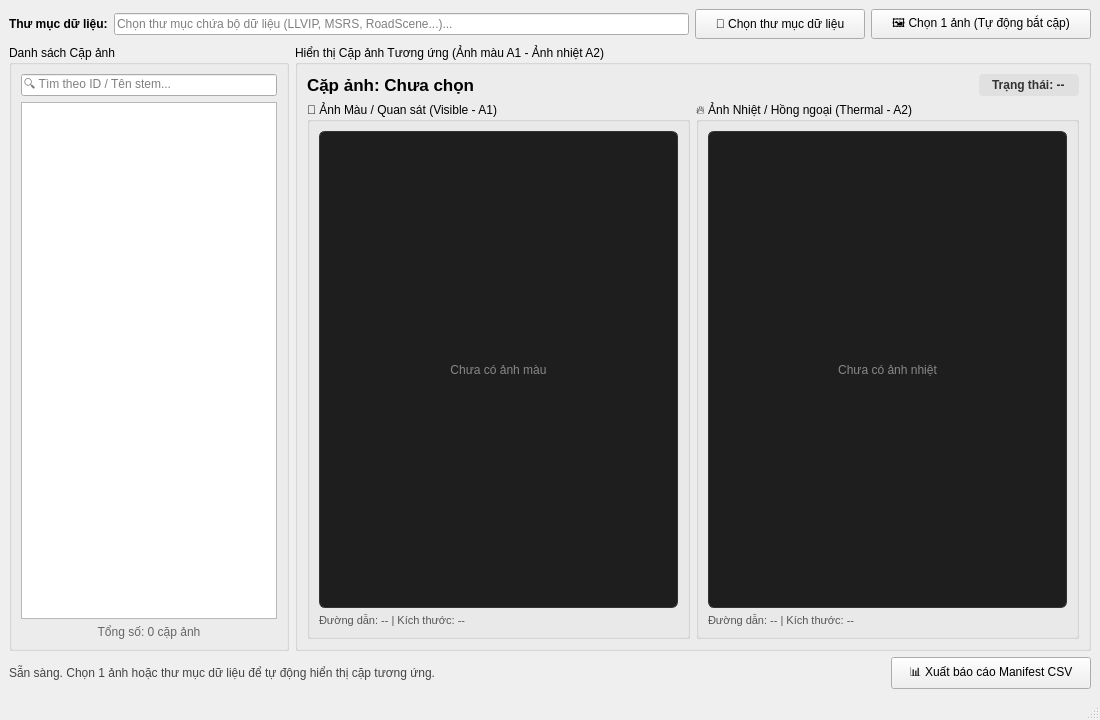
The window that mainwindow.ui (CinnaPea/2026-fusion-research) describes before a commit, drawn with Qt 5.
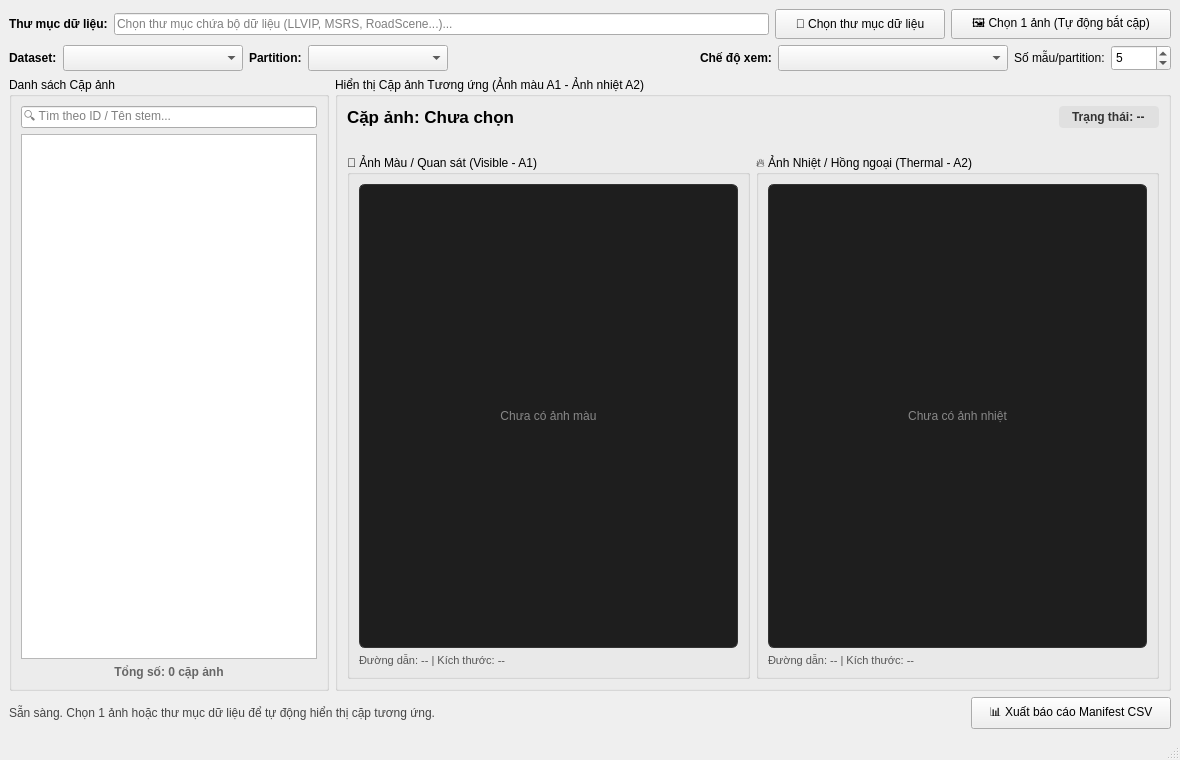
The same window after the commit.

Commit message: Phase 1.1: Complete UI integration for dataset/partition filtering, 12 validation error mappings, dimension mismatch previewing, and sample/full viewing modes

What changed in the file:
```diff
--- a/mainwindow.ui
+++ b/mainwindow.ui
@@ -6,8 +6,8 @@
    <rect>
     <x>0</x>
     <y>0</y>
-    <width>1100</width>
-    <height>720</height>
+    <width>1180</width>
+    <height>760</height>
    </rect>
   </property>
   <property name="windowTitle">
@@ -65,7 +65,119 @@
       </item>
      </layout>
     </item>
-    <!-- Main Center Splitter Area -->
+
+    <!-- Filter & Mode Bar -->
+    <item>
+     <layout class="QHBoxLayout" name="filterBarLayout">
+      <item>
+       <widget class="QLabel" name="lblDatasetLabel">
+        <property name="text">
+         <string>Dataset:</string>
+        </property>
+        <property name="font">
+         <font>
+          <bold>true</bold>
+         </font>
+        </property>
+       </widget>
+      </item>
+      <item>
+       <widget class="QComboBox" name="cbDatasetSelect">
+        <property name="minimumSize">
+         <size>
+          <width>180</width>
+          <height>26</height>
+         </size>
+        </property>
+       </widget>
+      </item>
+      <item>
+       <widget class="QLabel" name="lblPartitionLabel">
+        <property name="text">
+         <string>Partition:</string>
+        </property>
+        <property name="font">
+         <font>
+          <bold>true</bold>
+         </font>
+        </property>
+       </widget>
+      </item>
+      <item>
+       <widget class="QComboBox" name="cbPartitionSelect">
+        <property name="minimumSize">
+         <size>
+          <width>140</width>
+          <height>26</height>
+         </size>
+        </property>
+       </widget>
+      </item>
+      <item>
+       <spacer name="spacerFilter">
+        <property name="orientation">
+         <enum>Qt::Horizontal</enum>
+        </property>
+        <property name="sizeHint" stdset="0">
+         <size>
+          <width>20</width>
+          <height>20</height>
+         </size>
+        </property>
+       </spacer>
+      </item>
+      <item>
+       <widget class="QLabel" name="lblViewModeLabel">
+        <property name="text">
+         <string>Chế độ xem:</string>
+        </property>
+        <property name="font">
+         <font>
+          <bold>true</bold>
+         </font>
+        </property>
+       </widget>
+      </item>
+      <item>
+       <widget class="QComboBox" name="cbViewMode">
+        <property name="minimumSize">
+         <size>
+          <width>230</width>
+          <height>26</height>
+         </size>
+        </property>
+       </widget>
+      </item>
+      <item>
+       <widget class="QLabel" name="lblSampleCountLabel">
+        <property name="text">
+         <string>Số mẫu/partition:</string>
+        </property>
+       </widget>
+      </item>
+      <item>
+       <widget class="QSpinBox" name="spnSampleCount">
+        <property name="minimum">
+         <number>1</number>
+        </property>
+        <property name="maximum">
+         <number>500</number>
+        </property>
+        <property name="value">
+         <number>5</number>
+        </property>
+        <property name="minimumSize">
+         <size>
+          <width>60</width>
+          <height>26</height>
+         </size>
+        </property>
+       </widget>
+      </item>
+     </layout>
+    </item>
+
+    <!-- Main Center Area -->
     <item>
      <layout class="QHBoxLayout" name="contentLayout">
       <!-- Left Panel: Pair List -->
@@ -73,7 +185,7 @@
        <widget class="QGroupBox" name="grpPairList">
         <property name="maximumSize">
          <size>
-          <width>280</width>
+          <width>320</width>
           <height>16777215</height>
          </size>
         </property>
@@ -100,7 +212,7 @@
             <set>Qt::AlignCenter</set>
            </property>
            <property name="styleSheet">
-            <string>color: #666666; font-size: 12px;</string>
+            <string>color: #666666; font-size: 12px; font-weight: bold;</string>
            </property>
           </widget>
          </item>
@@ -116,6 +228,8 @@
         <layout class="QVBoxLayout" name="imageViewerLayout">
          <!-- Status Banner -->
          <item>
+          <layout class="QVBoxLayout" name="statusBannerContainerLayout">
+           <item>
           <layout class="QHBoxLayout" name="statusBannerLayout">
            <item>
             <widget class="QLabel" name="lblCurrentPairId">
@@ -155,6 +269,22 @@
            </item>
           </layout>
          </item>
+           <!-- Detailed Validation Message -->
+           <item>
+            <widget class="QLabel" name="lblPairStatusMessage">
+             <property name="text">
+              <string/>
+             </property>
+             <property name="wordWrap">
+              <bool>true</bool>
+             </property>
+             <property name="styleSheet">
+              <string>color: #444444; font-size: 11px; margin-top: 2px;</string>
+             </property>
+            </widget>
+           </item>
+          </layout>
+         </item>
          <!-- Dual Image Frames Side-by-Side -->
          <item>
           <layout class="QHBoxLayout" name="dualImageDisplayLayout">
```
Left out of the diff: 6 changed lines with no effect on the pictures. Lines whose indentation alone changed are shown as unchanged. The commit also changes 2 other files.
